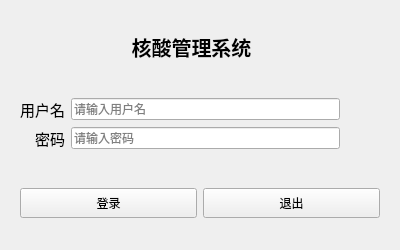
Qt form covid19/log_in.ui (AllenKaixuan/QT-Database) before a commit.
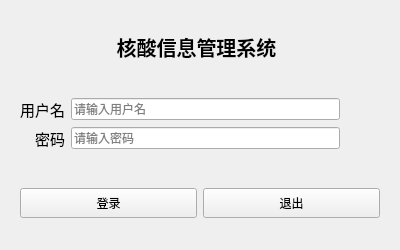
The same form after that commit. Icons and pictures are not drawn.

The edit to the form file:
```diff
--- a/covid19/log_in.ui
+++ b/covid19/log_in.ui
@@ -144,9 +144,9 @@
      <widget class="QLabel" name="label_3">
       <property name="geometry">
        <rect>
-        <x>100</x>
+        <x>80</x>
         <y>20</y>
-        <width>161</width>
+        <width>211</width>
         <height>31</height>
        </rect>
       </property>
@@ -157,7 +157,7 @@
        </font>
       </property>
       <property name="text">
-       <string>核酸管理系统</string>
+       <string>核酸信息管理系统</string>
       </property>
       <property name="alignment">
        <set>Qt::AlignCenter</set>
```
Left out of the diff: 10 changed lines with no effect on the pictures.
